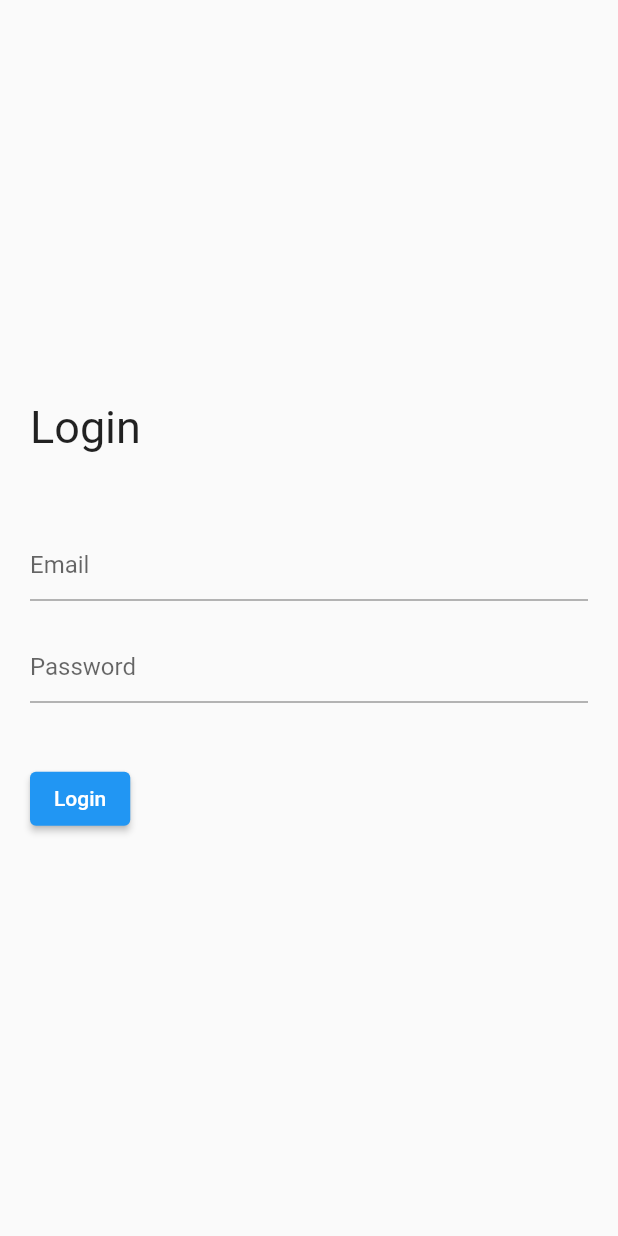
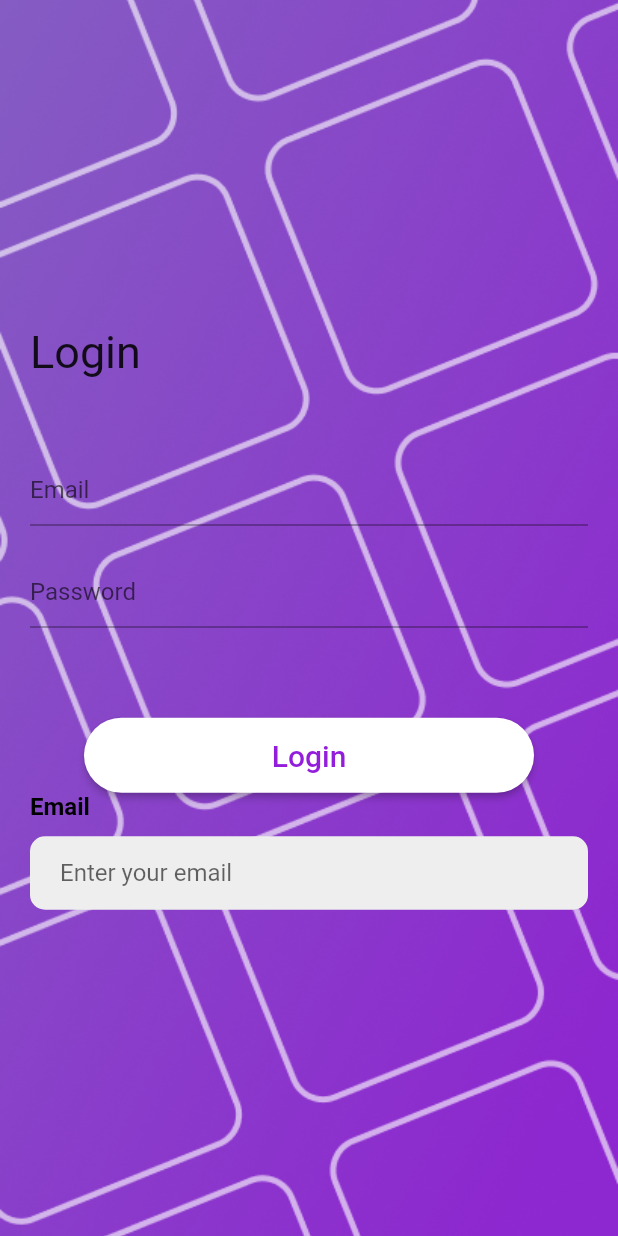
Before and after one commit to yokwejuste/vacua-app, a Flutter app: the screen it shows after launch, on a phone screen of 412 x 824 dp. Run offline on Flutter 3.47's test engine with Material 2 defaults, Android fonts, the phone set to English and light mode, and no system bars; our stand-ins replace cloud_firestore, firebase_auth, firebase_core; missing offline and left inert: dart:ffi; accounts and stored records are empty.

Commit message:
feat: added few components

```diff
--- /dev/null
+++ b/lib/components/buttonWidget.dart
@@ -0,0 +1,53 @@
+import 'package:flutter/material.dart';
+
+class CustomButton extends StatefulWidget {
+  final String label;
+  final VoidCallback onPressed;
+  final bool isEnabled;
+  final double width;
+  final Color textColor;
+  final Color buttonColor;
+  final Color disabledColor;
+  final double height;
+
+  const CustomButton({super.key,
+    required this.label,
+    required this.onPressed,
+    this.isEnabled = true,
+    this.width = 120.0,
+    this.height = 40.0,
+    this.textColor = const Color.fromRGBO(146, 29, 218, 1),
+    this.buttonColor = const Color.fromRGBO(255, 255, 255, 1),
+    this.disabledColor = Colors.grey,
+  });
+
+  @override
+  _CustomButtonState createState() => _CustomButtonState();
+}
+
+class _CustomButtonState extends State<CustomButton> {
+  @override
+  Widget build(BuildContext context) {
+    return SizedBox(
+      height: widget.height,
+      width: widget.width,
+      child: ElevatedButton(
+        onPressed: widget.isEnabled ? widget.onPressed : null,
+        style: ElevatedButton.styleFrom(
+          backgroundColor:
+              widget.isEnabled ? widget.buttonColor : widget.disabledColor,
+          shape: RoundedRectangleBorder(
+            borderRadius: BorderRadius.circular(30.0),
+          ),
+        ),
+        child: Text(
+          widget.label.toString(),
+          style: TextStyle(color: widget.textColor).copyWith(
+            fontSize: 20.0,
+            fontWeight: FontWeight.w500,
+          ),
+        ),
+      ),
+    );
+  }
+}
--- /dev/null
+++ b/lib/components/inputWidget.dart
@@ -0,0 +1,54 @@
+import 'package:flutter/material.dart';
+
+class CustomInputField extends StatelessWidget {
+  final String title;
+  final String placeholder;
+  final TextInputType type;
+  final TextEditingController controller;
+  final bool isPassword;
+
+  const CustomInputField({super.key,
+    required this.title,
+    required this.placeholder,
+    required this.type,
+    required this.controller,
+    this.isPassword = false,
+    required Color backgroundColor,
+  });
+
+  @override
+  Widget build(BuildContext context) {
+    return Column(
+      crossAxisAlignment: CrossAxisAlignment.start,
+      children: [
+        Text(
+          title,
+          style: const TextStyle(
+            fontSize: 16.0,
+            fontWeight: FontWeight.bold,
+            color: Colors.black,
+          ),
+        ),
+        const SizedBox(height: 10.0),
+        TextFormField(
+          controller: controller,
+          keyboardType: type,
+          obscureText: isPassword,
+          decoration: InputDecoration(
+            hintText: placeholder,
+            border: OutlineInputBorder(
+              borderRadius: BorderRadius.circular(10.0),
+              borderSide: BorderSide.none,
+            ),
+            filled: true,
+            fillColor: Colors.grey[200],
+            contentPadding: const EdgeInsets.symmetric(
+              vertical: 15.0,
+              horizontal: 20.0,
+            ),
+          ),
+        ),
+      ],
+    );
+  }
+}
--- a/lib/screens/loginScreen.dart
+++ b/lib/screens/loginScreen.dart
@@ -1,7 +1,8 @@
 import 'package:flutter/material.dart';
 import 'package:flutter/services.dart';
+import '../components/buttonWidget.dart';
+import '../components/inputWidget.dart';
 import '../services/AuthService.dart';
-
 
 class LoginScreen extends StatefulWidget {
   const LoginScreen({super.key});
@@ -22,6 +23,16 @@ class _LoginScreenState extends State<LoginScreen> {
   Widget build(BuildContext context) {
     return Scaffold(
       body: SafeArea(
+          top: false,
+          bottom: false,
+          child: Container(
+            decoration: const BoxDecoration(
+              image: DecorationImage(
+                image: AssetImage("assets/images/background.png"),
+                fit: BoxFit.cover,
+                alignment: Alignment.center,
+              ),
+            ),
             child: Padding(
               padding: const EdgeInsets.only(left: 20.0, right: 20.0),
               child: Column(
@@ -30,7 +41,10 @@ class _LoginScreenState extends State<LoginScreen> {
                 children: [
                   const Text("Login", style: TextStyle(fontSize: 30.0)),
                   const SizedBox(height: 40.0),
-              if(errorText != "")  Text(errorText, style: const TextStyle(color: Colors.red, fontSize: 20.0)),
+                  if (errorText != "")
+                    Text(errorText,
+                        style:
+                            const TextStyle(color: Colors.red, fontSize: 20.0)),
                   const SizedBox(height: 10.0),
                   TextFormField(
                     decoration: const InputDecoration(
@@ -47,27 +61,42 @@ class _LoginScreenState extends State<LoginScreen> {
                     ),
                     controller: _passwordController,
                   ),
-              const SizedBox(height: 40.0),
-              !loading ?
-              ElevatedButton(
+                  const SizedBox(height: 60.0),
+                  !loading
+                      ? Center(
+                          child: CustomButton(
+                            label: "Login",
+                            width: 300.0,
+                            height: 50.0,
                             onPressed: () async {
                               setState(() {
                                 errorText = "";
                                 loading = true;
                               });
-                  String res = await _auth.login(_emailController.text, _passwordController.text);
+                              String res = await _auth.login(
+                                _emailController.text,
+                                _passwordController.text,
+                              );
                               setState(() {
                                 errorText = res;
                                 loading = false;
                               });
                             },
-                child: const Text("Login"),
-              ) :
-              const CircularProgressIndicator(),
+                          ),
+                        )
+                      : const CircularProgressIndicator(),
+                  CustomInputField(
+                    type: TextInputType.emailAddress,
+                    title: "Email",
+                    placeholder: "Enter your email",
+                    isPassword: false,
+                    backgroundColor: Colors.white,
+                    controller: _emailController,
+                  ),
                 ],
               ),
-        )
             ),
+          )),
     );
   }
 }
--- a/pubspec.yaml
+++ b/pubspec.yaml
@@ -20,5 +20,8 @@ dev_dependencies:
   flutter_lints: ^2.0.0
 
 flutter:
+  assets:
+    - "assets/"
+    - "assets/images/"
 
   uses-material-design: true
```
Also changed, not shown: assets/images/background.png (added). Lines whose indentation alone changed are shown as unchanged.
